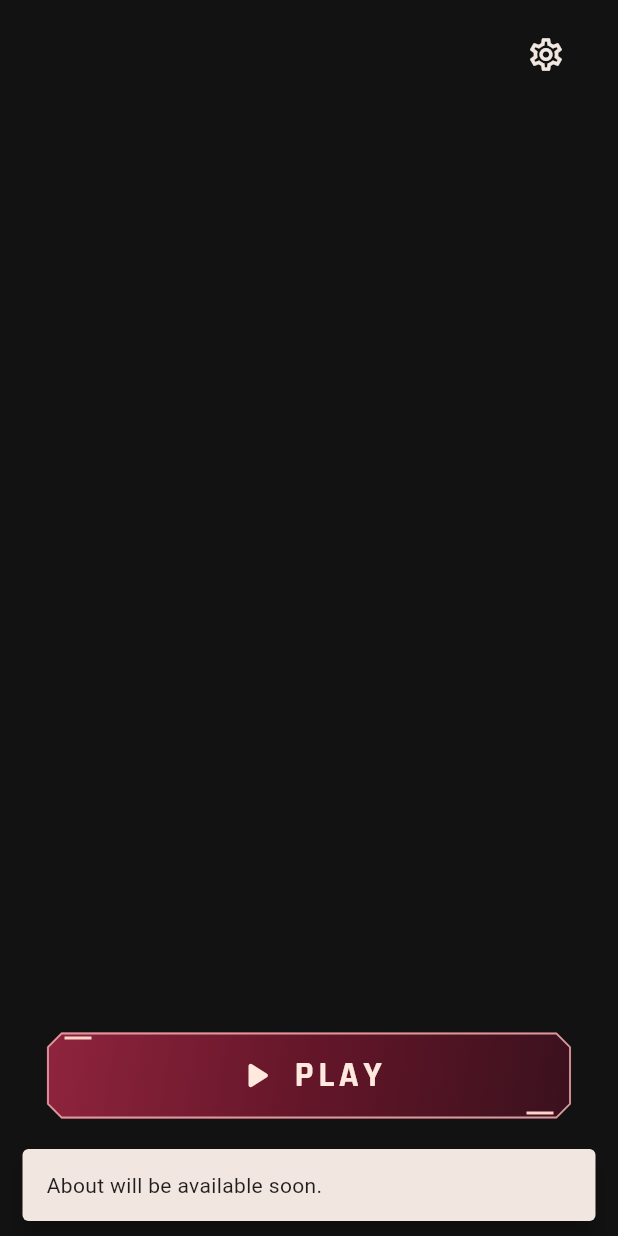
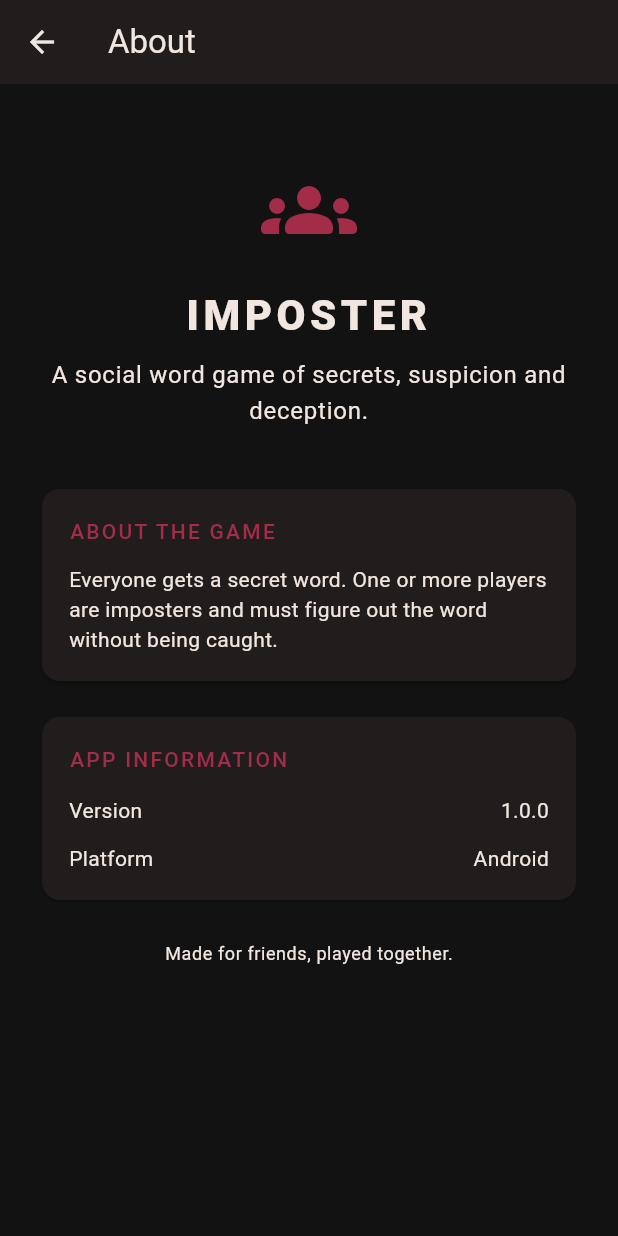
Before and after one commit to Nvrrdream/Imposter, a Flutter app: the screen it shows after launch, after a tap on the "info outline" icon, on a phone screen of 412 x 824 dp. Run offline on Flutter 3.47's test engine with Material 3 defaults, Android fonts, the phone set to English and light mode, and no system bars; our stand-ins replace material_ui, shared_preferences.

Commit message:
Add About screen and navigation

```diff
--- a/lib/main.dart
+++ b/lib/main.dart
@@ -1,6 +1,7 @@
 import 'package:material_ui/material_ui.dart';
 import 'package:shared_preferences/shared_preferences.dart';
 
+import 'screens/about_screen.dart';
 import 'screens/home_screen.dart';
 import 'screens/settings_screen.dart';
 import 'theme/app_theme.dart';
@@ -66,6 +67,13 @@ class _MainAppState extends State<MainApp> {
                 ),
               );
             },
+            onOpenAbout: () {
+              Navigator.of(context).push(
+                MaterialPageRoute(
+                  builder: (_) => const AboutScreen(),
+                ),
+              );
+            },
           );
         },
       ),
--- /dev/null
+++ b/lib/screens/about_screen.dart
@@ -0,0 +1,109 @@
+import 'package:material_ui/material_ui.dart';
+
+class AboutScreen extends StatelessWidget {
+  const AboutScreen({super.key});
+
+  @override
+  Widget build(BuildContext context) {
+    final colors = Theme.of(context).colorScheme;
+
+    return Scaffold(
+      appBar: AppBar(
+        title: const Text('About'),
+      ),
+      body: ListView(
+        padding: const EdgeInsets.all(24),
+        children: [
+          const SizedBox(height: 28),
+          Icon(
+            Icons.groups_rounded,
+            size: 64,
+            color: colors.primary,
+          ),
+          const SizedBox(height: 20),
+          Text(
+            'IMPOSTER',
+            textAlign: TextAlign.center,
+            style: Theme.of(context).textTheme.headlineMedium?.copyWith(
+                  fontWeight: FontWeight.w800,
+                  letterSpacing: 3,
+                ),
+          ),
+          const SizedBox(height: 10),
+          Text(
+            'A social word game of secrets, suspicion and deception.',
+            textAlign: TextAlign.center,
+            style: Theme.of(context).textTheme.bodyLarge?.copyWith(
+                  color: colors.onSurfaceVariant,
+                ),
+          ),
+          const SizedBox(height: 36),
+          Card(
+            child: Padding(
+              padding: const EdgeInsets.all(18),
+              child: Column(
+                crossAxisAlignment: CrossAxisAlignment.start,
+                children: [
+                  Text(
+                    'ABOUT THE GAME',
+                    style: Theme.of(context).textTheme.labelLarge?.copyWith(
+                          color: colors.primary,
+                          letterSpacing: 1.5,
+                        ),
+                  ),
+                  const SizedBox(height: 12),
+                  const Text(
+                    'Everyone gets a secret word. One or more players are imposters and must figure out the word without being caught.',
+                  ),
+                ],
+              ),
+            ),
+          ),
+          const SizedBox(height: 16),
+          Card(
+            child: Padding(
+              padding: const EdgeInsets.all(18),
+              child: Column(
+                crossAxisAlignment: CrossAxisAlignment.start,
+                children: [
+                  Text(
+                    'APP INFORMATION',
+                    style: Theme.of(context).textTheme.labelLarge?.copyWith(
+                          color: colors.primary,
+                          letterSpacing: 1.5,
+                        ),
+                  ),
+                  const SizedBox(height: 14),
+                  const Row(
+                    mainAxisAlignment: MainAxisAlignment.spaceBetween,
+                    children: [
+                      Text('Version'),
+                      Text('1.0.0'),
+                    ],
+                  ),
+                  const SizedBox(height: 12),
+                  const Row(
+                    mainAxisAlignment: MainAxisAlignment.spaceBetween,
+                    children: [
+                      Text('Platform'),
+                      Text('Android'),
+                    ],
+                  ),
+                ],
+              ),
+            ),
+          ),
+          const SizedBox(height: 24),
+          Center(
+            child: Text(
+              'Made for friends, played together.',
+              style: Theme.of(context).textTheme.bodySmall?.copyWith(
+                    color: colors.onSurfaceVariant,
+                  ),
+            ),
+          ),
+        ],
+      ),
+    );
+  }
+}
--- a/lib/screens/home_screen.dart
+++ b/lib/screens/home_screen.dart
@@ -4,10 +4,12 @@ import 'package:material_ui/material_ui.dart';
 class HomeScreen extends StatelessWidget {
   const HomeScreen({
     required this.onOpenSettings,
+    required this.onOpenAbout,
     super.key,
   });
 
   final VoidCallback onOpenSettings;
+  final VoidCallback onOpenAbout;
 
   void _showComingSoon(BuildContext context, String feature) {
     ScaffoldMessenger.of(context).showSnackBar(
@@ -73,7 +75,7 @@ class HomeScreen extends StatelessWidget {
                       ),
                       const SizedBox(width: 24),
                       IconButton(
-                        onPressed: () => _showComingSoon(context, 'About'),
+                        onPressed: onOpenAbout,
                         icon: const Icon(Icons.info_outline_rounded),
                         color: Theme.of(context).colorScheme.onSurface,
                         tooltip: 'About',
```
